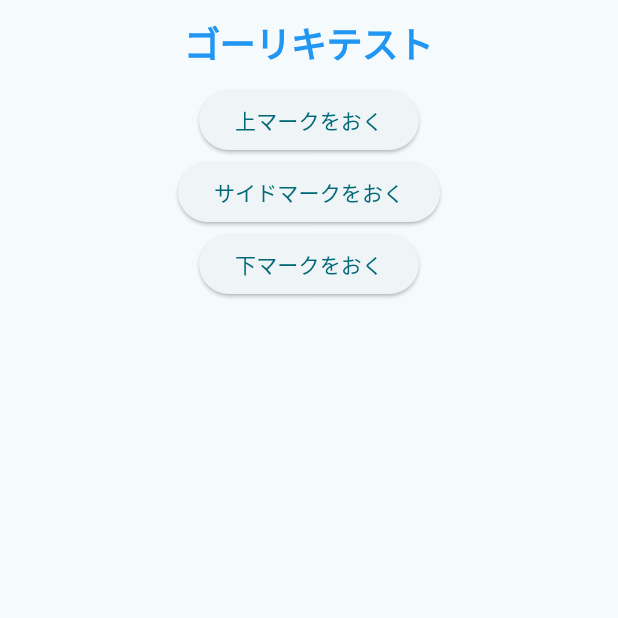
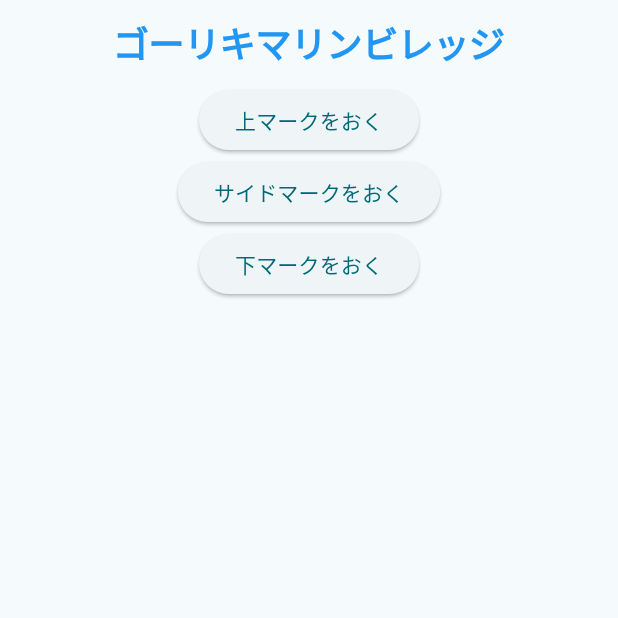
Before and after one commit to takara2314/bsam-admin, a Flutter app: the screen it shows after launch, on a phone screen of 412 x 824 dp, the top half of it. Run offline on Flutter 3.47's test engine with Material 2 defaults, Android fonts, the phone set to English and light mode, and no system bars; our stand-ins replace flutter_riverpod, geolocator, google_maps_flutter, permission_handler, wakelock; statements that could not run were skipped.

Commit message:
Change: race name

```diff
--- a/lib/pages/home.dart
+++ b/lib/pages/home.dart
@@ -54,7 +54,7 @@ class _Home extends ConsumerState<Home> {
     return Scaffold(
       appBar: AppBar(
         title: Text(
-          'ゴーリキテスト',
+          'ゴーリキマリンビレッジ',
           style: Theme.of(context).textTheme.headline1
         ),
         centerTitle: true
```
